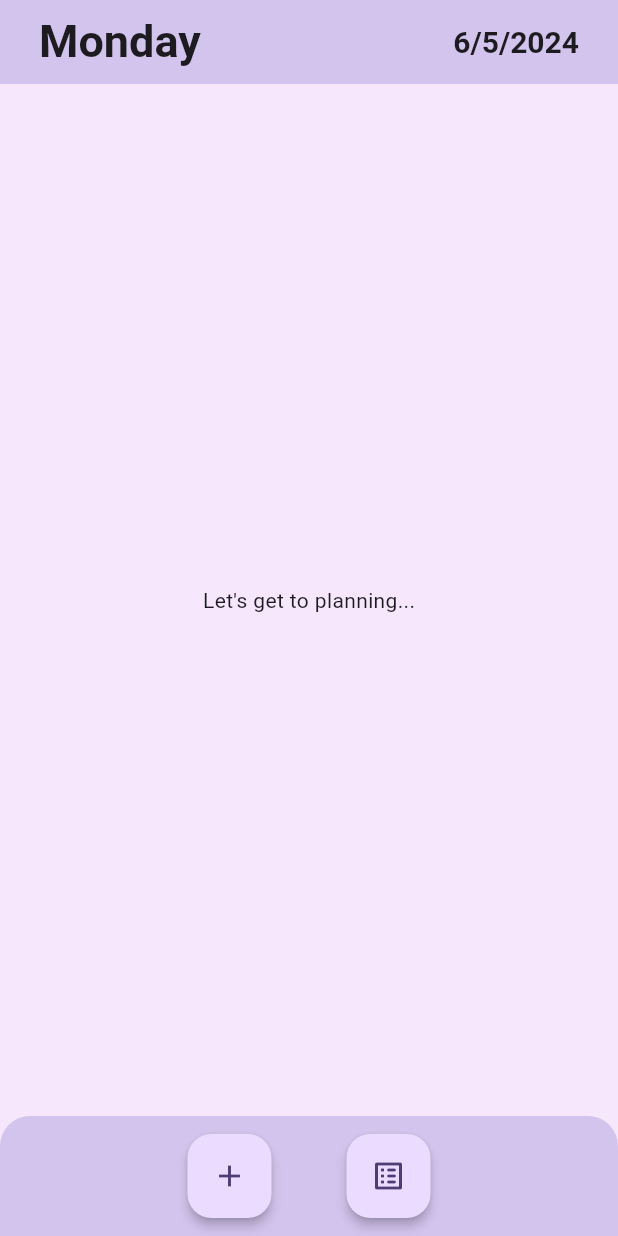
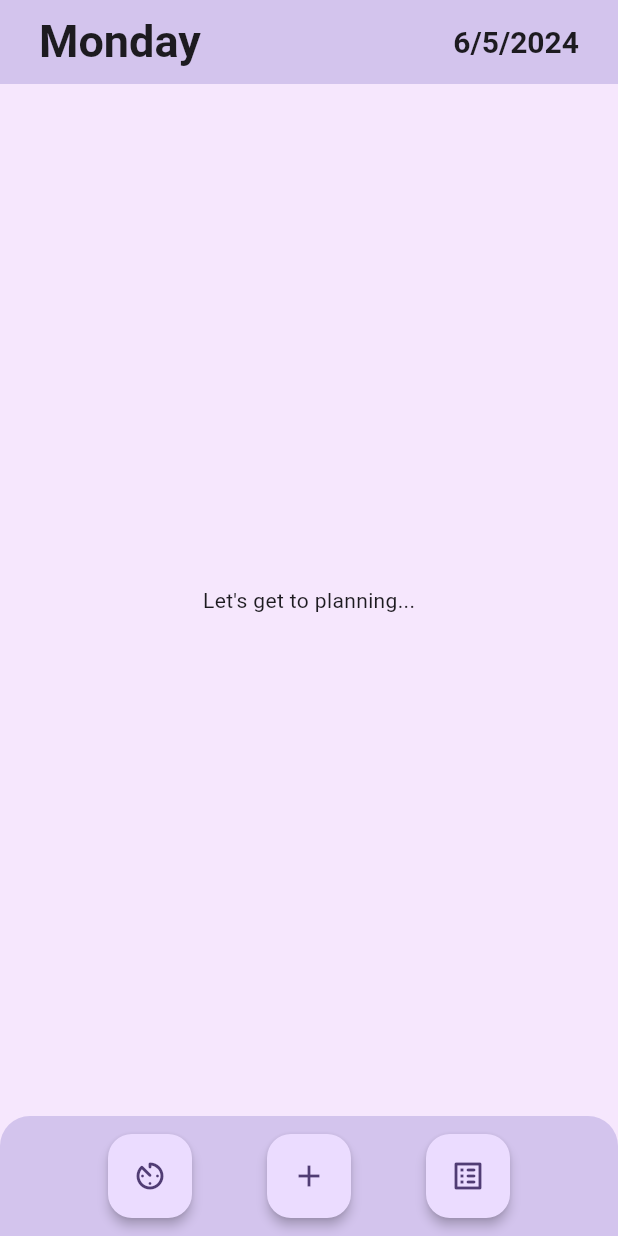
Before and after one commit to zainab-frfr/MyAIAssistant, a Flutter app: the screen it shows after launch, on a phone screen of 412 x 824 dp. Run offline on Flutter 3.47's test engine with Material 3 defaults, Android fonts, the phone set to English and light mode, and no system bars.

Commit message:
time slot button added

```diff
--- a/lib/home.dart
+++ b/lib/home.dart
@@ -27,6 +27,12 @@ class _HomeState extends State<Home> {
       'Sunday'
     ];
 
+    List<String> timeSlotSelected = [
+      'Day divided into half hour slots',
+      'Day divided into one hour slots',
+    ];
+    int pointer = 0;
+
     return Scaffold(
       backgroundColor: const Color.fromARGB(255, 246, 231, 253),
       appBar: AppBar(
@@ -39,11 +45,13 @@ class _HomeState extends State<Home> {
             children: [
               Text(
                 daysOfWeek[DateTime.now().weekday - 1],
-                style: const TextStyle(fontWeight: FontWeight.bold, fontSize: 30.0),
+                style: const TextStyle(
+                    fontWeight: FontWeight.bold, fontSize: 30.0),
               ),
               Text(
                 "${DateTime.now().day}/${DateTime.now().month}/${DateTime.now().year}",
-                style: const TextStyle(fontWeight: FontWeight.bold, fontSize: 20.0),
+                style: const TextStyle(
+                    fontWeight: FontWeight.bold, fontSize: 20.0),
               ),
             ],
           ),
@@ -56,6 +64,24 @@ class _HomeState extends State<Home> {
           child: Row(
             mainAxisAlignment: MainAxisAlignment.center,
             children: [
+              FloatingActionButton(
+                tooltip: 'Time Slot Division!',
+                elevation: 3.0,
+                child: const Icon(Icons.av_timer_rounded),
+                onPressed: () {
+                  pointer = (pointer + 1) % timeSlotSelected.length;
+                  print(timeSlotSelected[pointer]);
+                  ScaffoldMessenger.of(context).showSnackBar(
+                    SnackBar(
+                      content: Text(timeSlotSelected[pointer]),
+                      duration: const Duration(seconds: 1),
+                    ),
+                  );
+                },
+              ),
+              const SizedBox(
+                width: 50,
+              ),
               FloatingActionButton(
                 tooltip: 'Add Task!',
                 elevation: 3.0,
@@ -107,6 +133,7 @@ class _HomeState extends State<Home> {
                         ScaffoldMessenger.of(context).showSnackBar(
                           SnackBar(
                             content: const Text("Task deleted"),
+                            duration: const Duration(seconds: 1),
                             action: SnackBarAction(
                               label: "Undo",
                               onPressed: () {
@@ -114,6 +141,7 @@ class _HomeState extends State<Home> {
                                   allTasks.insert(index, removed);
                                 });
                               },
+
                             ),
                           ),
                         );
--- a/pubspec.yaml
+++ b/pubspec.yaml
@@ -59,9 +59,8 @@ flutter:
   uses-material-design: true
 
   # To add assets to your application, add an assets section, like this:
-  # assets:
-  #   - images/a_dot_burr.jpeg
-  #   - images/a_dot_ham.jpeg
+  assets:
+    - assets/
 
   # An image asset can refer to one or more resolution-specific "variants", see
   # https://flutter.dev/assets-and-images/#resolution-aware
```
